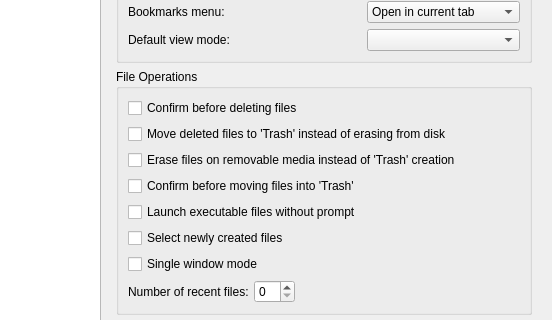
The window that pcmanfm/preferences.ui (lxqt/pcmanfm-qt) describes before a commit, drawn with Qt 5; both pictures show x 133 to 685 and y 129 to 449 of the 685 by 558 pixel window.
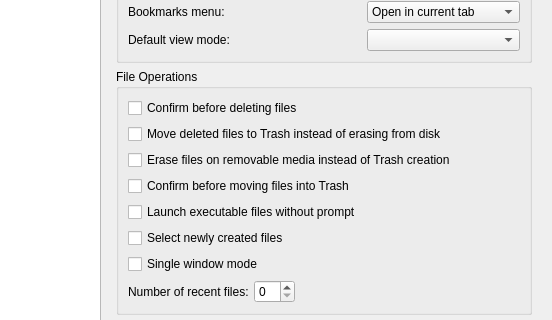
The same window after the commit.

Patch:
```diff
--- a/pcmanfm/preferences.ui
+++ b/pcmanfm/preferences.ui
@@ -185,21 +185,21 @@
             <item>
              <widget class="QCheckBox" name="useTrash">
               <property name="text">
-               <string>Move deleted files to 'Trash' instead of erasing from disk</string>
+               <string>Move deleted files to Trash instead of erasing from disk</string>
               </property>
              </widget>
             </item>
             <item>
              <widget class="QCheckBox" name="noUsbTrash">
               <property name="text">
-               <string>Erase files on removable media instead of 'Trash' creation</string>
+               <string>Erase files on removable media instead of Trash creation</string>
               </property>
              </widget>
             </item>
             <item>
              <widget class="QCheckBox" name="confirmTrash">
               <property name="text">
-               <string>Confirm before moving files into 'Trash'</string>
+               <string>Confirm before moving files into Trash</string>
               </property>
              </widget>
             </item>
```
